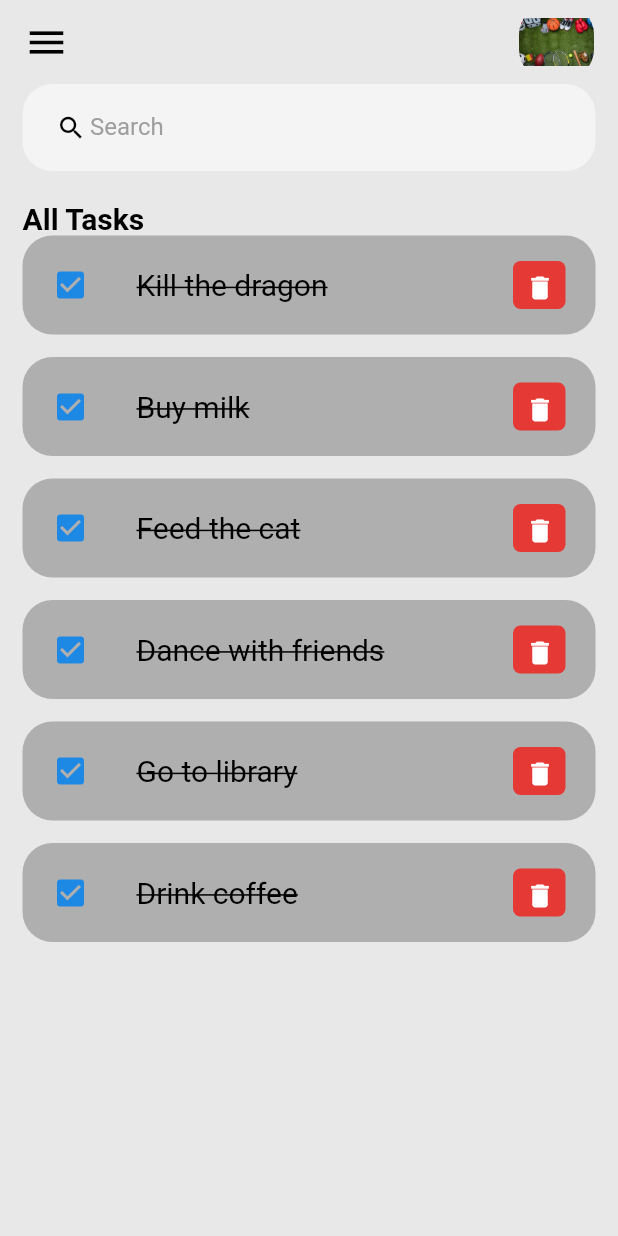
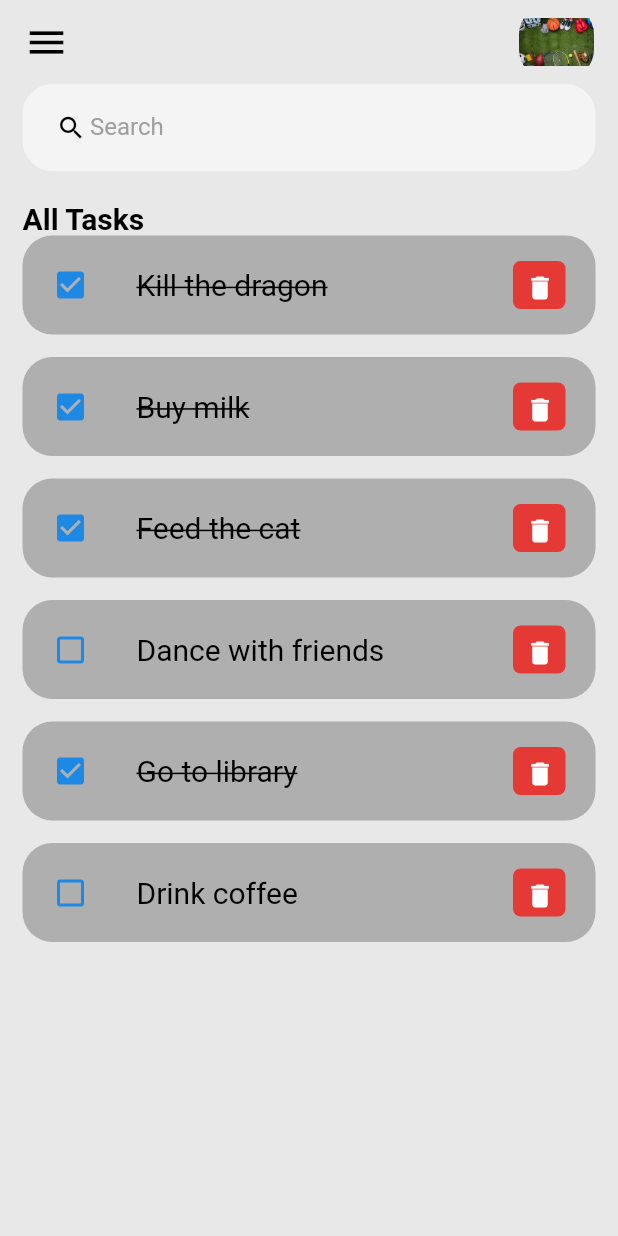
Before and after one commit to Angel-cuba/Flutter_TODO, a Flutter app: the screen it shows after launch, on a phone screen of 412 x 824 dp. Run offline on Flutter 3.47's test engine with Material 2 defaults, Android fonts, the phone set to English and light mode, and no system bars.

Commit message:
Refactor code based in item data

```diff
--- a/lib/widgets/todo_item.dart
+++ b/lib/widgets/todo_item.dart
@@ -20,12 +20,14 @@ class TodoItem extends StatelessWidget {
               RoundedRectangleBorder(borderRadius: BorderRadius.circular(20)),
           contentPadding: EdgeInsets.symmetric(horizontal: 20, vertical: 5),
           tileColor: tdGrey,
-          leading: Icon(Icons.check_box, color: tdBlue),
+          leading: Icon(
+              todo.isDone ? Icons.check_box : Icons.check_box_outline_blank,
+              color: tdBlue),
           title: Text(todo.title!,
               style: TextStyle(
                   color: tdBlack,
                   fontSize: 20,
-                  decoration: TextDecoration.lineThrough)),
+                  decoration: todo.isDone ? TextDecoration.lineThrough : null)),
           trailing: Container(
             padding: EdgeInsets.all(0),
             margin: EdgeInsets.symmetric(vertical: 12),
```
